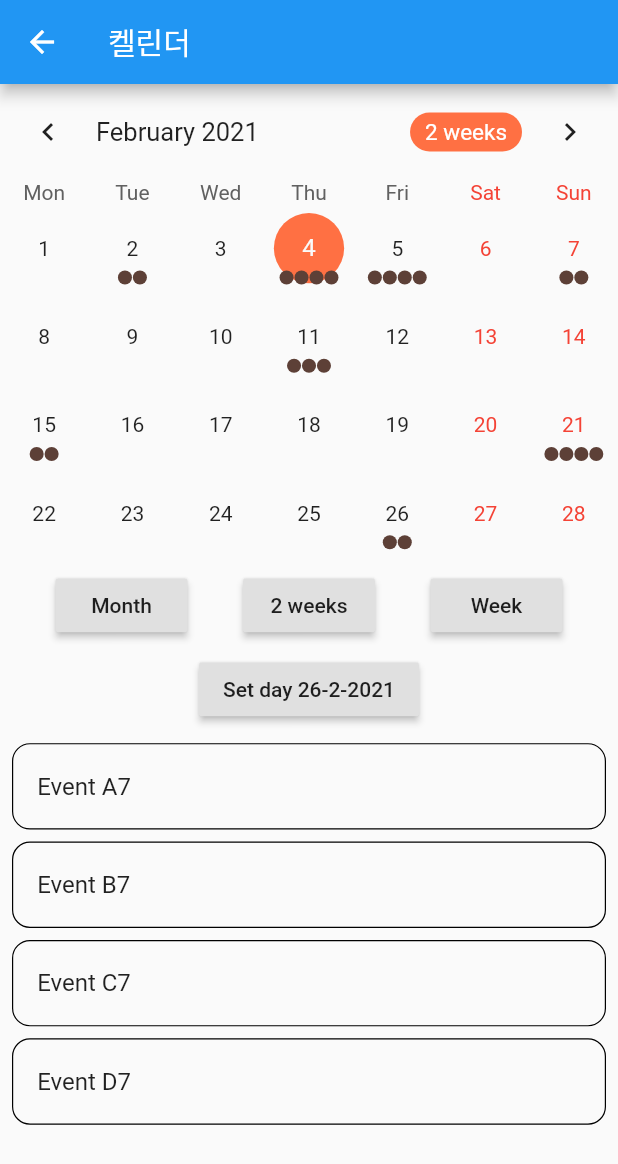
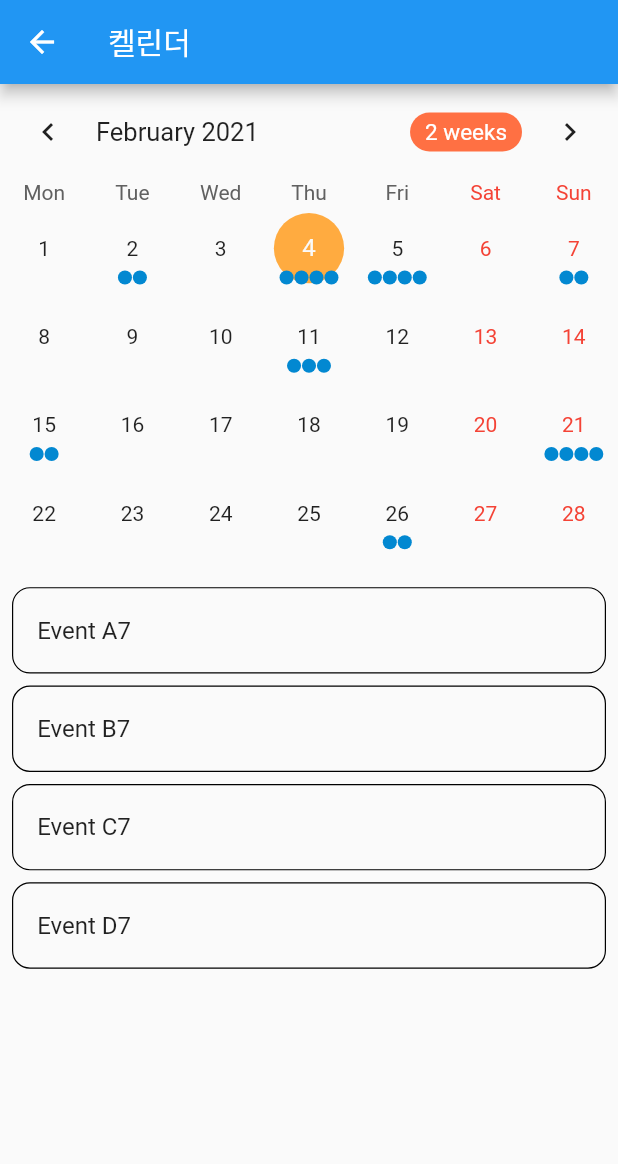
Before and after one commit to alsgur9368/Coin_app, a Flutter app: the MyHomePage screen opened directly, on a phone screen of 412 x 824 dp. Shown: the top 1164 px of the screen. Run offline on Flutter 3.47's test engine with Material 2 defaults, Android fonts, the phone set to English and light mode, and no system bars; drawn by our look-alikes of table_calendar; our stand-ins replace flutter_slidable, flutter_svg, permission_handler, rflutter_alert, webview_flutter; missing offline and left inert: app_settings, qrscan.

Commit message:
calendar design

```diff
--- a/lib/First_screen/calendar.dart
+++ b/lib/First_screen/calendar.dart
@@ -65,9 +65,9 @@ class _MyHomePageState extends State<MyHomePage> with TickerProviderStateMixin {
       _selectedDay.add(Duration(days: 3)):
       Set.from(['Event A9', 'Event A9', 'Event B9']).toList(),
       _selectedDay.add(Duration(days: 7)): [
-        'Event A10',
-        'Event B10',
-        'Event C10'
+        '동계 동아리활동 13:00',
+        'Coin 동아리 어플 개발회의 13:00',
+        '동아리방 대청소 16:00'
       ],
       _selectedDay.add(Duration(days: 11)): ['Event A11', 'Event B11'],
       _selectedDay.add(Duration(days: 17)): [
@@ -133,7 +133,6 @@ class _MyHomePageState extends State<MyHomePage> with TickerProviderStateMixin {
           _buildTableCalendar(),
           // _buildTableCalendarWithBuilders(),
           const SizedBox(height: 8.0),
-          _buildButtons(),
           const SizedBox(height: 8.0),
           Expanded(child: _buildEventList()),
         ],
@@ -149,9 +148,9 @@ class _MyHomePageState extends State<MyHomePage> with TickerProviderStateMixin {
       holidays: _holidays,
       startingDayOfWeek: StartingDayOfWeek.monday,
       calendarStyle: CalendarStyle(
-        selectedColor: Colors.deepOrange[400],
-        todayColor: Colors.deepOrange[200],
-        markersColor: Colors.brown[700],
+        selectedColor: Colors.orangeAccent[200],
+        todayColor: Colors.orangeAccent[200],
+        markersColor: Colors.lightBlue[700],
         outsideDaysVisible: false,
       ),
       headerStyle: HeaderStyle(
@@ -171,7 +170,7 @@ class _MyHomePageState extends State<MyHomePage> with TickerProviderStateMixin {
   // More advanced TableCalendar configuration (using Builders & Styles)
   Widget _buildTableCalendarWithBuilders() {
     return TableCalendar(
-      locale: 'pl_PL',
+      locale: 'ko-KR',
       calendarController: _calendarController,
       events: _events,
       holidays: _holidays,
@@ -293,56 +292,7 @@ class _MyHomePageState extends State<MyHomePage> with TickerProviderStateMixin {
     );
   }
 
-  Widget _buildButtons() {
-    final dateTime = _events.keys.elementAt(_events.length - 2);
 
-    return Column(
-      children: <Widget>[
-        Row(
-          mainAxisSize: MainAxisSize.max,
-          mainAxisAlignment: MainAxisAlignment.spaceEvenly,
-          children: <Widget>[
-            RaisedButton(
-              child: Text('Month'),
-              onPressed: () {
-                setState(() {
-                  _calendarController.setCalendarFormat(CalendarFormat.month);
-                });
-              },
-            ),
-            RaisedButton(
-              child: Text('2 weeks'),
-              onPressed: () {
-                setState(() {
-                  _calendarController
-                      .setCalendarFormat(CalendarFormat.twoWeeks);
-                });
-              },
-            ),
-            RaisedButton(
-              child: Text('Week'),
-              onPressed: () {
-                setState(() {
-                  _calendarController.setCalendarFormat(CalendarFormat.week);
-                });
-              },
-            ),
-          ],
-        ),
-        const SizedBox(height: 8.0),
-        RaisedButton(
-          child: Text(
-              'Set day ${dateTime.day}-${dateTime.month}-${dateTime.year}'),
-          onPressed: () {
-            _calendarController.setSelectedDay(
-              DateTime(dateTime.year, dateTime.month, dateTime.day),
-              runCallback: true,
-            );
-          },
-        ),
-      ],
-    );
-  }
 
   Widget _buildEventList() {
     return ListView(
```
